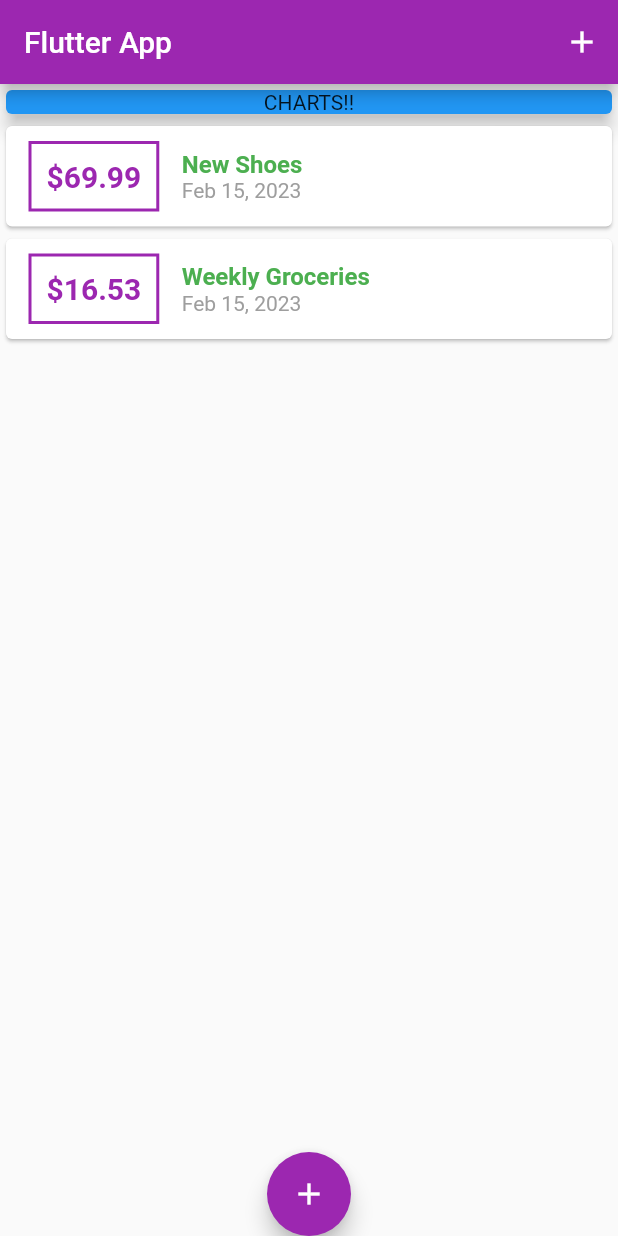
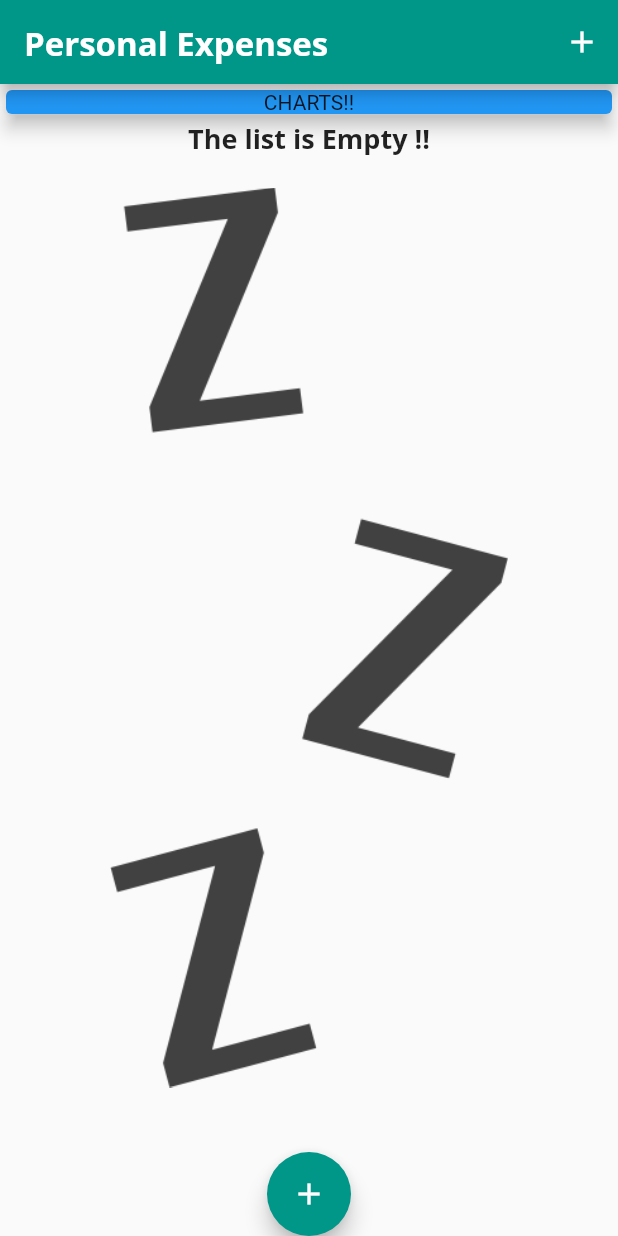
Before and after one commit to MohamedAboElM3aTy/expense_app_learning, a Flutter app: the screen it shows after launch, on a phone screen of 412 x 824 dp. Run offline on Flutter 3.47's test engine with Material 2 defaults, Android fonts, the phone set to English and light mode, and no system bars.

Commit message:
updating themes with images and fonts

```diff
--- a/lib/main.dart
+++ b/lib/main.dart
@@ -12,9 +12,29 @@ class MyApp extends StatelessWidget {
   @override
   Widget build(BuildContext context) {
     return MaterialApp(
-      title: 'Flutter App',
+      title: 'Personal Expenses',
       theme: ThemeData(
-        primarySwatch: Colors.purple,
+        primarySwatch: Colors.teal,
+        fontFamily: 'QuickSand',
+        textTheme: ThemeData.light().textTheme.copyWith(
+              titleLarge: TextStyle(
+                fontFamily: 'OpenSans',
+                fontSize: 20,
+                fontWeight: FontWeight.bold,
+              ),
+              titleMedium: TextStyle(
+                fontFamily: 'OpenSans',
+                fontSize: 18,
+                fontWeight: FontWeight.bold,
+              ),
+            ),
+        appBarTheme: AppBarTheme(
+          titleTextStyle: TextStyle(
+            fontSize: 22,
+            fontFamily: 'OpenSans',
+            fontWeight: FontWeight.bold,
+          ),
+        ),
       ),
       home: MyHomePage(),
     );
@@ -28,18 +48,18 @@ class MyHomePage extends StatefulWidget {
 
 class _MyHomePageState extends State<MyHomePage> {
   final List<Transaction> _userTransactions = [
-    Transaction(
-      id: 't1',
-      title: 'New Shoes',
-      amount: 69.99,
-      date: DateTime.now(),
-    ),
-    Transaction(
-      id: 't2',
-      title: 'Weekly Groceries',
-      amount: 16.53,
-      date: DateTime.now(),
-    ),
+    // Transaction(
+    //   id: 't1',
+    //   title: 'New Shoes',
+    //   amount: 69.99,
+    //   date: DateTime.now(),
+    // ),
+    // Transaction(
+    //   id: 't2',
+    //   title: 'Weekly Groceries',
+    //   amount: 16.53,
+    //   date: DateTime.now(),
+    // ),
   ];
 
   void _addNewTransaction(String txTitle, double txAmount) {
@@ -74,7 +94,7 @@ class _MyHomePageState extends State<MyHomePage> {
   Widget build(BuildContext context) {
     return Scaffold(
       appBar: AppBar(
-        title: Text('Flutter App'),
+        title: Text('Personal Expenses'),
         actions: [
           IconButton(
             onPressed: () => _startAddNewTransaction(context),
--- a/lib/widgets/transaction_list.dart
+++ b/lib/widgets/transaction_list.dart
@@ -11,7 +11,26 @@ class TransactionList extends StatelessWidget {
   Widget build(BuildContext context) {
     return Container(
       height: 800,
-      child: ListView.builder(
+      child: transactions.isEmpty
+          ? Column(
+              children: [
+                Text(
+                  'The list is Empty !!',
+                  style: Theme.of(context).textTheme.titleMedium,
+                ),
+                SizedBox(
+                  height: 20,
+                ),
+                Container(
+                  height: 600,
+                  child: Image.asset(
+                    'assets/images/waiting.png',
+                    fit: BoxFit.cover,
+                  ),
+                ),
+              ],
+            )
+          : ListView.builder(
               itemBuilder: (ctx, index) {
                 return Card(
                   child: Row(
@@ -42,11 +61,7 @@ class TransactionList extends StatelessWidget {
                         children: [
                           Text(
                             transactions[index].title,
-                      style: TextStyle(
-                        fontSize: 16,
-                        color: Colors.green,
-                        fontWeight: FontWeight.bold,
-                      ),
+                            style: Theme.of(context).textTheme.titleLarge,
                           ),
                           Text(
                             DateFormat.yMMMd().format(transactions[index].date),
```
Lines whose indentation alone changed are shown as unchanged.
